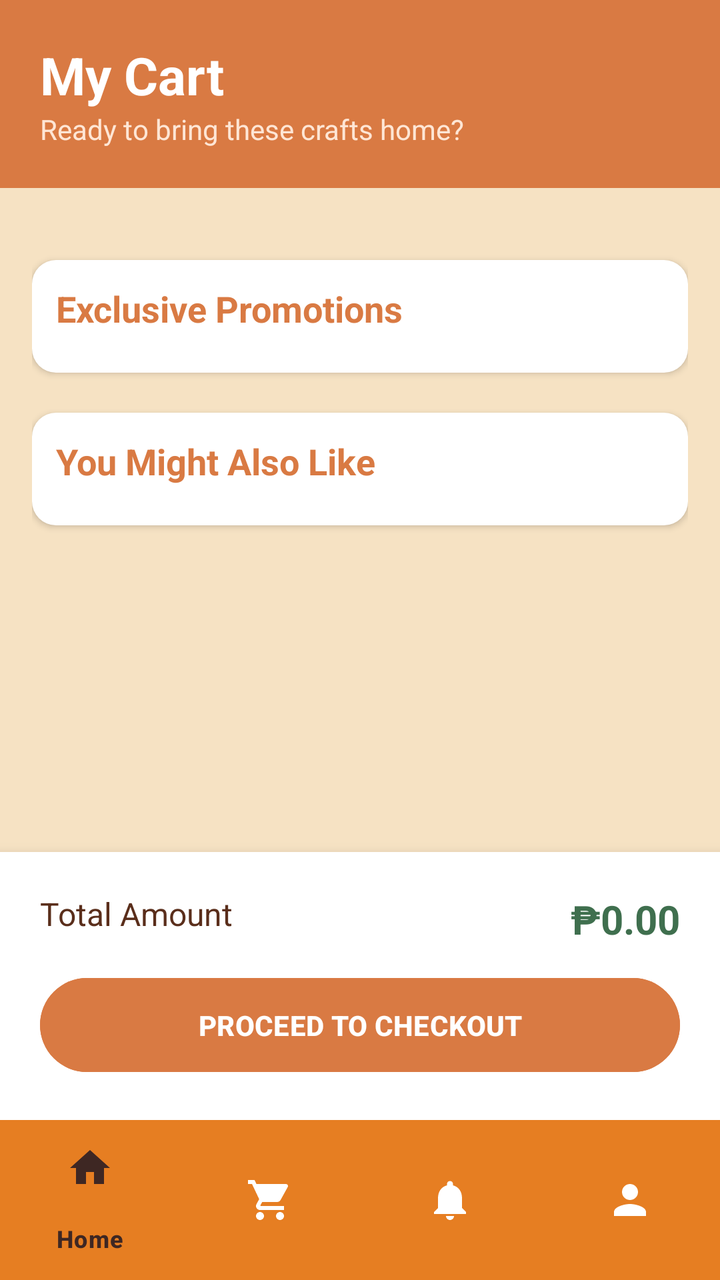
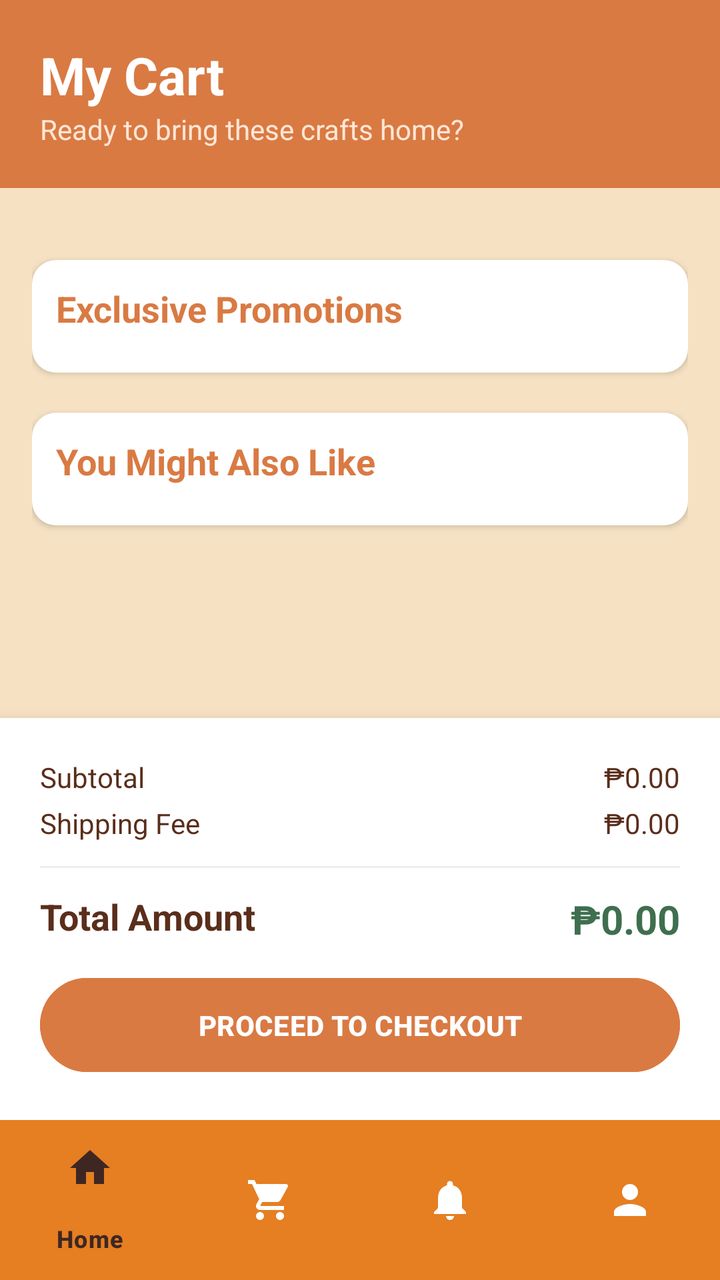

Screens rendered from an Android XML layout before and after an edit, with the pre-edit source and the edit as a unified diff.
<!-- AndroidManifest.xml: application theme Theme.Katutubo_F -->
<!-- res/layout/fragment_cart.xml -->
<?xml version="1.0" encoding="utf-8"?>
<RelativeLayout xmlns:android="http://schemas.android.com/apk/res/android"
    xmlns:app="http://schemas.android.com/apk/res-auto"
    android:layout_width="match_parent"
    android:layout_height="match_parent"
    android:background="@color/katutubo_beige">

    <LinearLayout
        android:layout_width="match_parent"
        android:layout_height="match_parent"
        android:layout_above="@id/bottom_navigation"
        android:orientation="vertical">

        <LinearLayout
            android:layout_width="match_parent"
            android:layout_height="wrap_content"
            android:background="@color/katutubo_orange"
            android:orientation="vertical"
            android:padding="20dp">

            <TextView
                android:layout_width="wrap_content"
                android:layout_height="wrap_content"
                android:text="My Cart"
                android:textColor="@color/white"
                android:textSize="26sp"
                android:textStyle="bold" />

            <TextView
                android:layout_width="wrap_content"
                android:layout_height="wrap_content"
                android:text="Ready to bring these crafts home?"
                android:textColor="#FFE6D5"
                android:textSize="14sp" />
        </LinearLayout>

        <ScrollView
            android:layout_width="match_parent"
            android:layout_height="0dp"
            android:layout_weight="1">

            <LinearLayout
                android:id="@+id/cart_items_container"
                android:layout_width="match_parent"
                android:layout_height="wrap_content"
                android:orientation="vertical"
                android:padding="16dp">

                

                <TextView
                    android:id="@+id/tv_empty_cart"
                    android:layout_width="match_parent"
                    android:layout_height="wrap_content"
                    android:gravity="center"
                    android:layout_marginTop="50dp"
                    android:text="Your cart is empty"
                    android:textColor="@color/katutubo_brown"
                    android:visibility="gone" />

                
                <LinearLayout
                    android:id="@+id/promotion_section"
                    android:layout_width="match_parent"
                    android:layout_height="wrap_content"
                    android:orientation="vertical"
                    android:layout_marginTop="20dp"
                    android:background="@drawable/rounded_white_bg"
                    android:elevation="2dp"
                    android:padding="12dp">

                    <TextView
                        android:layout_width="wrap_content"
                        android:layout_height="wrap_content"
                        android:text="Exclusive Promotions"
                        android:textColor="@color/katutubo_orange"
                        android:textSize="18sp"
                        android:textStyle="bold" />

                    <HorizontalScrollView
                        android:layout_width="match_parent"
                        android:layout_height="wrap_content"
                        android:scrollbars="none"
                        android:layout_marginTop="8dp">
                        <LinearLayout
                            android:id="@+id/promo_container"
                            android:layout_width="wrap_content"
                            android:layout_height="wrap_content"
                            android:orientation="horizontal" />
                    </HorizontalScrollView>
                </LinearLayout>

                
                <LinearLayout
                    android:id="@+id/recent_views_section"
                    android:layout_width="match_parent"
                    android:layout_height="wrap_content"
                    android:orientation="vertical"
                    android:layout_marginTop="20dp"
                    android:background="@drawable/rounded_white_bg"
                    android:elevation="2dp"
                    android:padding="12dp"
                    android:visibility="gone">

                    <TextView
                        android:layout_width="wrap_content"
                        android:layout_height="wrap_content"
                        android:text="Recently Viewed"
                        android:textColor="@color/katutubo_brown"
                        android:textSize="18sp"
                        android:textStyle="bold" />

                    <HorizontalScrollView
                        android:layout_width="match_parent"
                        android:layout_height="wrap_content"
                        android:scrollbars="none"
                        android:layout_marginTop="8dp">
                        <LinearLayout
                            android:id="@+id/recent_views_container"
                            android:layout_width="wrap_content"
                            android:layout_height="wrap_content"
                            android:orientation="horizontal" />
                    </HorizontalScrollView>
                </LinearLayout>

                
                <LinearLayout
                    android:id="@+id/recommendations_section"
                    android:layout_width="match_parent"
                    android:layout_height="wrap_content"
                    android:orientation="vertical"
                    android:layout_marginTop="20dp"
                    android:layout_marginBottom="20dp"
                    android:background="@drawable/rounded_white_bg"
                    android:elevation="2dp"
                    android:padding="12dp">

                    <TextView
                        android:layout_width="wrap_content"
                        android:layout_height="wrap_content"
                        android:text="You Might Also Like"
                        android:textColor="@color/katutubo_orange"
                        android:textSize="18sp"
                        android:textStyle="bold" />

                    <HorizontalScrollView
                        android:layout_width="match_parent"
                        android:layout_height="wrap_content"
                        android:scrollbars="none"
                        android:layout_marginTop="8dp">
                        <LinearLayout
                            android:id="@+id/recommendations_container"
                            android:layout_width="wrap_content"
                            android:layout_height="wrap_content"
                            android:orientation="horizontal" />
                    </HorizontalScrollView>
                </LinearLayout>

            </LinearLayout>
        </ScrollView>

        <LinearLayout
            android:id="@+id/checkout_section"
            android:layout_width="match_parent"
            android:layout_height="wrap_content"
            android:background="@color/white"
            android:elevation="8dp"
            android:orientation="vertical"
            android:padding="20dp">

            <RelativeLayout
                android:layout_width="match_parent"
                android:layout_height="wrap_content"
                android:layout_marginBottom="12dp">

                <TextView
                    android:layout_width="wrap_content"
                    android:layout_height="wrap_content"
                    android:text="Total Amount"
                    android:textColor="@color/katutubo_brown"
                    android:textSize="16sp" />

                <TextView
                    android:id="@+id/tv_total_amount"
                    android:layout_width="wrap_content"
                    android:layout_height="wrap_content"
                    android:layout_alignParentEnd="true"
                    android:text="₱0.00"
                    android:textColor="@color/katutubo_green"
                    android:textSize="20sp"
                    android:textStyle="bold" />
            </RelativeLayout>

            <Button
                android:id="@+id/btn_checkout"
                android:layout_width="match_parent"
                android:layout_height="55dp"
                android:backgroundTint="@color/katutubo_orange"
                android:text="PROCEED TO CHECKOUT"
                android:textColor="@color/white"
                android:textStyle="bold" />
        </LinearLayout>
    </LinearLayout>

    <com.google.android.material.bottomnavigation.BottomNavigationView
        android:id="@+id/bottom_navigation"
        android:layout_width="match_parent"
        android:layout_height="wrap_content"
        android:layout_alignParentBottom="true"
        android:background="#E67E22"
        app:itemIconTint="@color/nav_item_color"
        app:itemTextColor="@color/nav_item_color"
        app:menu="@menu/bottom_nav_menu" />

</RelativeLayout>
<!-- resources referenced by this layout -->
<resources>
  <color name="katutubo_beige">#F6E2C3</color>
  <color name="katutubo_brown">#5A2E1B</color>
  <color name="katutubo_green">#3F6F4E</color>
  <color name="katutubo_orange">#D97A43</color>
  <color name="white">#FFFFFF</color>
  <!-- drawable rounded_white_bg (drawable) -->
  <?xml version="1.0" encoding="utf-8"?>
  <shape xmlns:android="http://schemas.android.com/apk/res/android">
      <solid android:color="@color/white" />
      <corners android:radius="12dp" />
  </shape>
  <style name="Theme.Katutubo_F" parent="Base.Theme.Katutubo_F">
          
          <item name="bottomNavigationStyle">@style/Widget.App.BottomNavigationView</item>
      </style>
  <style name="Base.Theme.Katutubo_F" parent="Theme.Material3.DayNight.NoActionBar">
          
      </style>
  <style name="Widget.App.BottomNavigationView" parent="Widget.Material3.BottomNavigationView">
          
          <item name="materialThemeOverlay">@style/ThemeOverlay.App.BottomNavigation</item>
      </style>
  <style name="ThemeOverlay.App.BottomNavigation" parent="">
          
          <item name="colorSecondaryContainer">#EFEBE9</item>
      </style>
</resources>

<!-- the commit's change to res/layout/fragment_cart.xml (unified diff, before → after) -->
@@ -171,14 +171,65 @@
             <RelativeLayout
                 android:layout_width="match_parent"
                 android:layout_height="wrap_content"
+                android:layout_marginBottom="4dp">
+
+                <TextView
+                    android:layout_width="wrap_content"
+                    android:layout_height="wrap_content"
+                    android:text="Subtotal"
+                    android:textColor="@color/katutubo_brown"
+                    android:textSize="14sp" />
+
+                <TextView
+                    android:id="@+id/tv_subtotal_amount"
+                    android:layout_width="wrap_content"
+                    android:layout_height="wrap_content"
+                    android:layout_alignParentEnd="true"
+                    android:text="₱0.00"
+                    android:textColor="@color/katutubo_brown"
+                    android:textSize="14sp" />
+            </RelativeLayout>
+
+            <RelativeLayout
+                android:layout_width="match_parent"
+                android:layout_height="wrap_content"
                 android:layout_marginBottom="12dp">
 
                 <TextView
                     android:layout_width="wrap_content"
                     android:layout_height="wrap_content"
+                    android:text="Shipping Fee"
+                    android:textColor="@color/katutubo_brown"
+                    android:textSize="14sp" />
+
+                <TextView
+                    android:id="@+id/tv_shipping_fee"
+                    android:layout_width="wrap_content"
+                    android:layout_height="wrap_content"
+                    android:layout_alignParentEnd="true"
+                    android:text="₱0.00"
+                    android:textColor="@color/katutubo_brown"
+                    android:textSize="14sp" />
+            </RelativeLayout>
+
+            <View
+                android:layout_width="match_parent"
+                android:layout_height="1dp"
+                android:background="#EEEEEE"
+                android:layout_marginBottom="12dp" />
+
+            <RelativeLayout
+                android:layout_width="match_parent"
+                android:layout_height="wrap_content"
+                android:layout_marginBottom="12dp">
+
+                <TextView
+                    android:layout_width="wrap_content"
+                    android:layout_height="wrap_content"
                     android:text="Total Amount"
                     android:textColor="@color/katutubo_brown"
-                    android:textSize="16sp" />
+                    android:textSize="18sp"
+                    android:textStyle="bold" />
 
                 <TextView
                     android:id="@+id/tv_total_amount"
